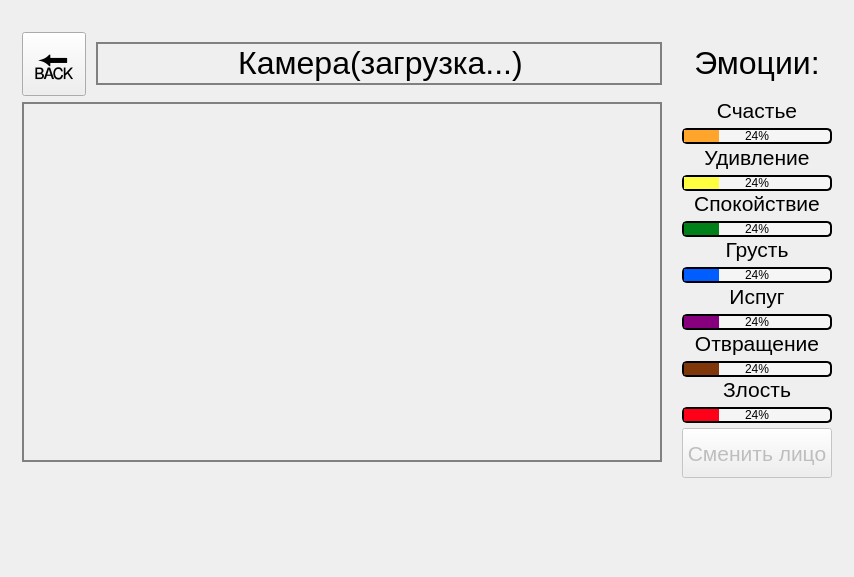
First picture: the form in templates_ui/testWidget.ui, repository s4lat/emotion_classification, before the edit.
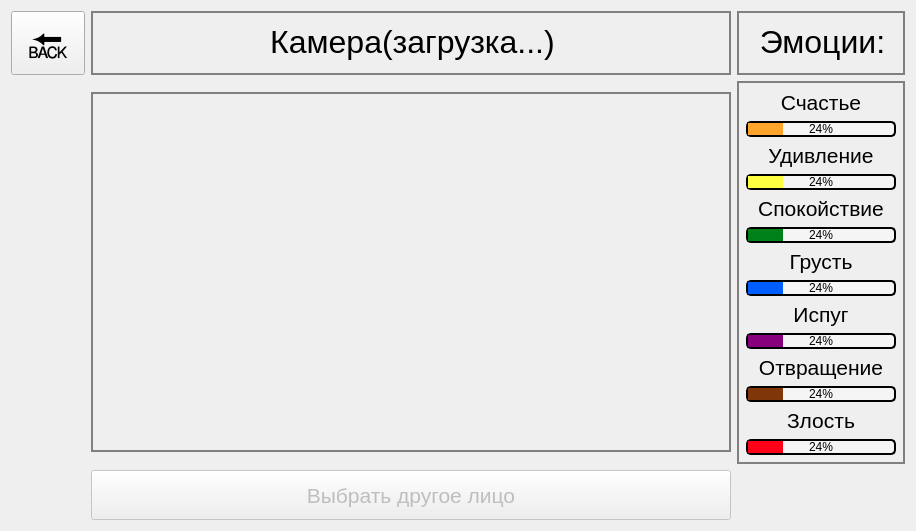
Second picture: the form after the edit.

Commit message: TestWidget structure fix and beauty, install_python_modules.sh fix

```diff
--- a/templates_ui/testWidget.ui
+++ b/templates_ui/testWidget.ui
@@ -6,8 +6,8 @@
    <rect>
     <x>0</x>
     <y>0</y>
-    <width>854</width>
-    <height>577</height>
+    <width>916</width>
+    <height>503</height>
    </rect>
   </property>
   <property name="sizePolicy">
@@ -16,52 +16,17 @@
     <verstretch>0</verstretch>
    </sizepolicy>
   </property>
-  <property name="minimumSize">
-   <size>
-    <width>854</width>
-    <height>577</height>
-   </size>
-  </property>
   <property name="maximumSize">
    <size>
-    <width>854</width>
-    <height>610</height>
+    <width>916</width>
+    <height>503</height>
    </size>
   </property>
   <property name="windowTitle">
    <string>Form</string>
   </property>
-  <property name="layoutDirection">
-   <enum>Qt::LeftToRight</enum>
-  </property>
-  <property name="autoFillBackground">
-   <bool>false</bool>
-  </property>
   <layout class="QGridLayout" name="gridLayout">
-   <property name="sizeConstraint">
-    <enum>QLayout::SetDefaultConstraint</enum>
-   </property>
-   <property name="leftMargin">
-    <number>12</number>
-   </property>
-   <property name="topMargin">
-    <number>12</number>
-   </property>
-   <property name="rightMargin">
-    <number>12</number>
-   </property>
-   <property name="bottomMargin">
-    <number>100</number>
-   </property>
-   <property name="horizontalSpacing">
-    <number>10</number>
-   </property>
-   <item row="3" column="3">
-    <layout class="QHBoxLayout" name="horizontalLayout_2">
-     <property name="spacing">
-      <number>10</number>
-     </property>
-     <item>
+   <item row="1" column="0">
       <widget class="QPushButton" name="backBtn">
        <property name="enabled">
         <bool>true</bool>
@@ -80,8 +45,8 @@
        </property>
        <property name="maximumSize">
         <size>
-         <width>64</width>
-         <height>64</height>
+       <width>16777215</width>
+       <height>16777215</height>
         </size>
        </property>
        <property name="font">
@@ -100,18 +65,18 @@
        </property>
       </widget>
      </item>
-     <item>
+   <item row="1" column="1">
       <widget class="QLabel" name="camLabel">
        <property name="minimumSize">
         <size>
          <width>0</width>
-         <height>43</height>
+       <height>48</height>
         </size>
        </property>
        <property name="maximumSize">
         <size>
          <width>16777215</width>
-         <height>43</height>
+       <height>16777215</height>
         </size>
        </property>
        <property name="styleSheet">
@@ -123,42 +88,53 @@
        </property>
       </widget>
      </item>
-    </layout>
-   </item>
-   <item row="3" column="4">
-    <widget class="QLabel" name="label">
+   <item row="1" column="3">
+    <widget class="QLabel" name="label_2">
+     <property name="styleSheet">
+      <string notr="true">border: 2px solid gray;</string>
+     </property>
      <property name="text">
       <string>&lt;html&gt;&lt;head/&gt;&lt;body&gt;&lt;p align=&quot;center&quot;&gt;&lt;span style=&quot; font-size:24pt;&quot;&gt;Эмоции:&lt;/span&gt;&lt;/p&gt;&lt;/body&gt;&lt;/html&gt;</string>
      </property>
+     <property name="alignment">
+      <set>Qt::AlignLeading|Qt::AlignLeft|Qt::AlignVCenter</set>
+     </property>
     </widget>
    </item>
-   <item row="2" column="0">
-    <spacer name="horizontalSpacer">
-     <property name="orientation">
-      <enum>Qt::Horizontal</enum>
+   <item row="5" column="1">
+    <widget class="QPushButton" name="resetBtn">
+     <property name="enabled">
+      <bool>false</bool>
      </property>
-     <property name="sizeHint" stdset="0">
+     <property name="sizePolicy">
+      <sizepolicy hsizetype="Preferred" vsizetype="Preferred">
+       <horstretch>0</horstretch>
+       <verstretch>0</verstretch>
+      </sizepolicy>
+     </property>
+     <property name="minimumSize">
       <size>
-       <width>40</width>
-       <height>20</height>
+       <width>150</width>
+       <height>50</height>
       </size>
      </property>
-    </spacer>
-   </item>
-   <item row="0" column="3">
-    <spacer name="verticalSpacer">
-     <property name="orientation">
-      <enum>Qt::Vertical</enum>
-     </property>
-     <property name="sizeHint" stdset="0">
+     <property name="maximumSize">
       <size>
-       <width>20</width>
-       <height>40</height>
+       <width>16777215</width>
+       <height>16777215</height>
       </size>
      </property>
-    </spacer>
+     <property name="font">
+      <font>
+       <pointsize>16</pointsize>
+      </font>
+     </property>
+     <property name="text">
+      <string>Выбрать другое лицо</string>
+     </property>
+    </widget>
    </item>
-   <item row="4" column="3">
+   <item row="4" column="1">
     <widget class="QWidget" name="camForm" native="true">
      <property name="minimumSize">
       <size>
@@ -177,29 +153,20 @@
      </property>
     </widget>
    </item>
-   <item row="4" column="4" rowspan="3">
-    <layout class="QVBoxLayout" name="verticalLayout">
-     <property name="spacing">
-      <number>5</number>
+   <item row="4" column="3">
+    <widget class="QWidget" name="predsWidget" native="true">
+     <property name="styleSheet">
+      <string notr="true">#predsWidget {
+	border: 2px solid gray
+}</string>
      </property>
-     <property name="leftMargin">
-      <number>10</number>
-     </property>
-     <property name="topMargin">
-      <number>0</number>
-     </property>
-     <property name="rightMargin">
-      <number>10</number>
-     </property>
-     <property name="bottomMargin">
-      <number>30</number>
-     </property>
+     <layout class="QVBoxLayout" name="verticalLayout_2">
      <item>
       <widget class="QLabel" name="happyLabel">
        <property name="maximumSize">
         <size>
-         <width>150</width>
-         <height>32</height>
+          <width>16777215</width>
+          <height>16777215</height>
         </size>
        </property>
        <property name="font">
@@ -225,8 +192,8 @@
        </property>
        <property name="maximumSize">
         <size>
-         <width>150</width>
-         <height>20</height>
+          <width>16777215</width>
+          <height>16777215</height>
         </size>
        </property>
        <property name="styleSheet">
@@ -244,14 +211,17 @@
        <property name="value">
         <number>24</number>
        </property>
+        <property name="alignment">
+         <set>Qt::AlignCenter</set>
+        </property>
       </widget>
      </item>
      <item>
       <widget class="QLabel" name="surpriseLabel">
        <property name="maximumSize">
         <size>
-         <width>150</width>
-         <height>32</height>
+          <width>16777215</width>
+          <height>16777215</height>
         </size>
        </property>
        <property name="font">
@@ -277,8 +247,8 @@
        </property>
        <property name="maximumSize">
         <size>
-         <width>150</width>
-         <height>20</height>
+          <width>16777215</width>
+          <height>16777215</height>
         </size>
        </property>
        <property name="styleSheet">
@@ -296,14 +266,17 @@
        <property name="value">
         <number>24</number>
        </property>
+        <property name="alignment">
+         <set>Qt::AlignCenter</set>
+        </property>
       </widget>
      </item>
      <item>
       <widget class="QLabel" name="neutralLabel">
        <property name="maximumSize">
         <size>
-         <width>150</width>
-         <height>32</height>
+          <width>16777215</width>
+          <height>16777215</height>
         </size>
        </property>
        <property name="font">
@@ -329,8 +302,8 @@
        </property>
        <property name="maximumSize">
         <size>
-         <width>150</width>
-         <height>20</height>
+          <width>16777215</width>
+          <height>16777215</height>
         </size>
        </property>
        <property name="styleSheet">
@@ -348,14 +321,17 @@
        <property name="value">
         <number>24</number>
        </property>
+        <property name="alignment">
+         <set>Qt::AlignCenter</set>
+        </property>
       </widget>
      </item>
      <item>
       <widget class="QLabel" name="sadLabel">
        <property name="maximumSize">
         <size>
-         <width>150</width>
-         <height>32</height>
+          <width>16777215</width>
+          <height>16777215</height>
         </size>
        </property>
        <property name="font">
@@ -381,8 +357,8 @@
        </property>
        <property name="maximumSize">
         <size>
-         <width>150</width>
-         <height>20</height>
+          <width>16777215</width>
+          <height>16777215</height>
         </size>
        </property>
        <property name="styleSheet">
@@ -400,14 +376,17 @@
        <property name="value">
         <number>24</number>
        </property>
+        <property name="alignment">
+         <set>Qt::AlignCenter</set>
+        </property>
       </widget>
      </item>
      <item>
       <widget class="QLabel" name="scaredLabel">
        <property name="maximumSize">
         <size>
-         <width>150</width>
-         <height>32</height>
+          <width>16777215</width>
+          <height>16777215</height>
         </size>
        </property>
        <property name="font">
@@ -433,8 +412,8 @@
        </property>
        <property name="maximumSize">
         <size>
-         <width>150</width>
-         <height>20</height>
+          <width>16777215</width>
+          <height>16777215</height>
         </size>
        </property>
        <property name="styleSheet">
@@ -453,14 +432,17 @@
        <property name="value">
         <number>24</number>
        </property>
+        <property name="alignment">
+         <set>Qt::AlignCenter</set>
+        </property>
       </widget>
      </item>
      <item>
       <widget class="QLabel" name="disgustLabel">
        <property name="maximumSize">
         <size>
-         <width>150</width>
-         <height>32</height>
+          <width>16777215</width>
+          <height>16777215</height>
         </size>
        </property>
        <property name="font">
@@ -486,8 +468,8 @@
        </property>
        <property name="maximumSize">
         <size>
-         <width>150</width>
-         <height>20</height>
+          <width>16777215</width>
+          <height>16777215</height>
         </size>
        </property>
        <property name="styleSheet">
@@ -505,14 +487,17 @@
        <property name="value">
         <number>24</number>
        </property>
+        <property name="alignment">
+         <set>Qt::AlignCenter</set>
+        </property>
       </widget>
      </item>
      <item>
       <widget class="QLabel" name="angryLabel">
        <property name="maximumSize">
         <size>
-         <width>150</width>
-         <height>32</height>
+          <width>16777215</width>
+          <height>16777215</height>
         </size>
        </property>
        <property name="font">
@@ -538,8 +523,8 @@
        </property>
        <property name="maximumSize">
         <size>
-         <width>150</width>
-         <height>20</height>
+          <width>16777215</width>
+          <height>16777215</height>
         </size>
        </property>
        <property name="styleSheet">
@@ -557,42 +542,13 @@
        <property name="value">
         <number>24</number>
        </property>
-      </widget>
-     </item>
-     <item>
-      <widget class="QPushButton" name="resetBtn">
-       <property name="enabled">
-        <bool>false</bool>
-       </property>
-       <property name="sizePolicy">
-        <sizepolicy hsizetype="Maximum" vsizetype="Maximum">
-         <horstretch>0</horstretch>
-         <verstretch>0</verstretch>
-        </sizepolicy>
-       </property>
-       <property name="minimumSize">
-        <size>
-         <width>150</width>
-         <height>50</height>
-        </size>
-       </property>
-       <property name="maximumSize">
-        <size>
-         <width>150</width>
-         <height>50</height>
-        </size>
-       </property>
-       <property name="font">
-        <font>
-         <pointsize>16</pointsize>
-        </font>
-       </property>
-       <property name="text">
-        <string>Сменить лицо</string>
+        <property name="alignment">
+         <set>Qt::AlignCenter</set>
        </property>
       </widget>
      </item>
     </layout>
+    </widget>
    </item>
   </layout>
  </widget>
```
Lines whose indentation alone changed are shown as unchanged. The commit also changes 2 other files.
